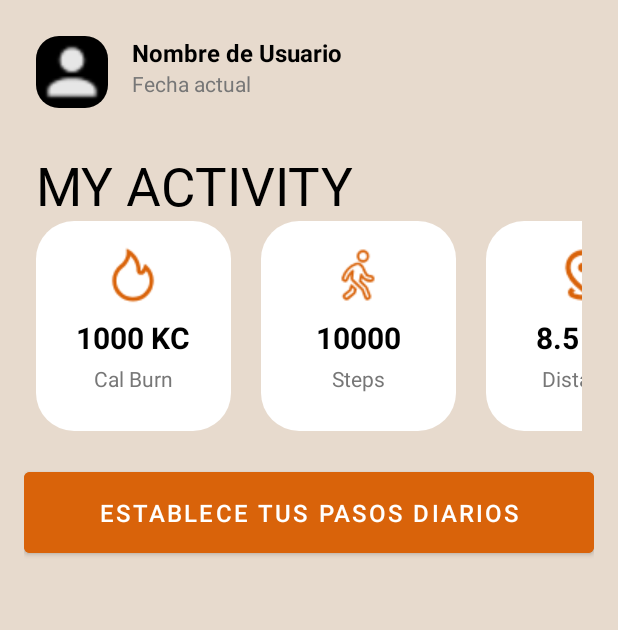
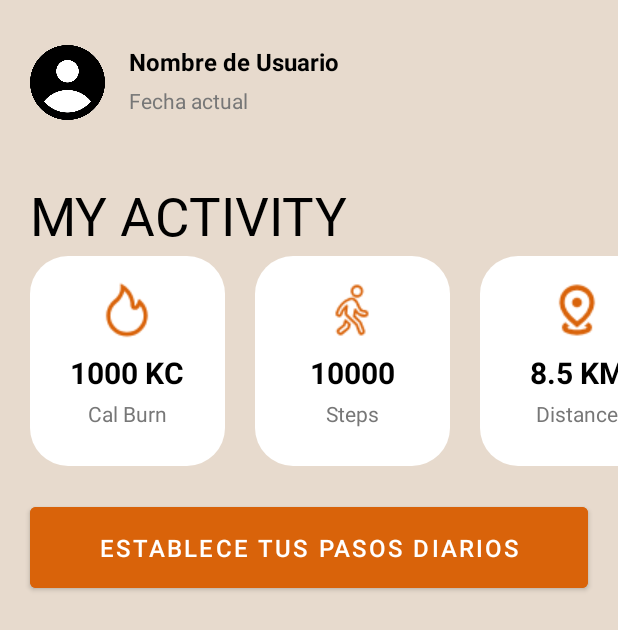
Before and after one commit to Jorge5115/GearFit-Android, an Android app: the MainActivity screen opened directly, with no data from a screen before it, on a phone screen of 412 x 824 dp. Shown: the top 630 px of the screen. Run offline under Robolectric (Android 15) with nearby library versions, the phone set to English and light mode, and no system bars; 1 statement that could not run was skipped.

```diff
--- a/app/src/main/java/com/example/gearfit_android/MainActivity.java
+++ b/app/src/main/java/com/example/gearfit_android/MainActivity.java
@@ -14,6 +14,10 @@ import android.widget.TextView;
 import android.widget.Toast;
 
 import androidx.appcompat.app.AppCompatActivity;
+
+import java.text.SimpleDateFormat;
+import java.util.Date;
+import java.util.Locale;
 
 public class MainActivity extends AppCompatActivity implements SensorEventListener {
 
@@ -33,7 +37,6 @@ public class MainActivity extends AppCompatActivity implements SensorEventListen
     // Componentes para el encabezado
     private TextView usernameTextView; // Muestra el nombre del usuario
     private TextView currentDateTextView; // Muestra la fecha actual
-    private ImageView userIcon; // Ícono del usuario
 
     @Override
     protected void onCreate(Bundle savedInstanceState) {
@@ -44,15 +47,6 @@ public class MainActivity extends AppCompatActivity implements SensorEventListen
         // Obtener los datos del intent
         userId = getIntent().getIntExtra("userId", -1);
         String username = getIntent().getStringExtra("username");
-
-        if (userId == -1 || username == null) {
-            Toast.makeText(this, "Error: Usuario no válido", Toast.LENGTH_SHORT).show();
-            finish();
-            return;
-        }
-
-        Toast.makeText(this, "Bienvenido " + username, Toast.LENGTH_SHORT).show();
-        Log.d(TAG, "Usuario logueado - userId: " + userId + ", username: " + username);
 
         // Inicializar componentes
         sensorManager = (SensorManager) getSystemService(SENSOR_SERVICE);
@@ -75,7 +69,7 @@ public class MainActivity extends AppCompatActivity implements SensorEventListen
 
         // Configurar el nombre de usuario y la fecha
         usernameTextView.setText(username);
-        currentDateTextView.setText(currentDate);
+        currentDateTextView.setText(getCurrentFormattedDate());
 
         // Cargar el valor inicial de pasos desde SharedPreferences
         initialStepCount = getInitialStepCount(userId);
@@ -93,6 +87,12 @@ public class MainActivity extends AppCompatActivity implements SensorEventListen
     private void setupUI() {
         getWindow().setStatusBarColor(Color.parseColor("#000000"));
         getSupportActionBar().hide();
+    }
+
+    // Método para obtener la fecha actual formateada
+    private String getCurrentFormattedDate() {
+        SimpleDateFormat sdf = new SimpleDateFormat("MMMM, dd 'of' yyyy", Locale.ENGLISH);
+        return sdf.format(new Date());
     }
 
     @Override
--- a/app/src/main/res/drawable/rounded_icon.xml
+++ b/app/src/main/res/drawable/rounded_icon.xml
@@ -1,6 +1,6 @@
 <?xml version="1.0" encoding="utf-8"?>
 <shape xmlns:android="http://schemas.android.com/apk/res/android">
-    <corners android:radius="15dp" /> <!-- Radio de las esquinas -->
-    <solid android:color="#000000" />
+    <corners android:radius="100dp" /> <!-- Radio de las esquinas -->
+    <solid android:color="#FFFFFF" />
 
 </shape>
--- a/app/src/main/res/layout/activity_main.xml
+++ b/app/src/main/res/layout/activity_main.xml
@@ -2,26 +2,26 @@
 <RelativeLayout xmlns:android="http://schemas.android.com/apk/res/android"
     android:layout_width="match_parent"
     android:layout_height="match_parent"
-    android:background="@color/lightBrown"
-    android:padding="16dp">
+    android:background="@color/lightBrown">
 
     <RelativeLayout
         android:id="@+id/headerLayout"
         android:layout_width="match_parent"
         android:layout_height="wrap_content"
+        android:layout_marginTop="10dp"
         android:layout_alignParentTop="true"
         android:background="@color/lightBrown"
-        android:padding="8dp">
+        android:padding="20dp">
 
         <ImageView
             android:id="@+id/userIcon"
-            android:layout_width="48dp"
-            android:layout_height="48dp"
+            android:layout_width="50dp"
+            android:layout_height="50dp"
             android:layout_alignParentStart="true"
             android:layout_marginEnd="16dp"
             android:contentDescription="Icono de usuario"
             android:background="@drawable/rounded_icon"
-            android:src="@drawable/icon_user" />
+            android:src="@drawable/icon_person" />
 
         <LinearLayout
             android:id="@+id/userInfo"
@@ -43,6 +43,7 @@
                 android:id="@+id/currentDateTextView"
                 android:layout_width="wrap_content"
                 android:layout_height="wrap_content"
+                android:layout_marginTop="5dp"
                 android:text="Fecha actual"
                 android:textColor="#777777"
                 android:textSize="14sp" />
@@ -55,20 +56,21 @@
         android:layout_height="wrap_content"
         android:layout_marginTop="20dp"
         android:text="MY ACTIVITY"
-        android:layout_marginLeft="8dp"
+        android:layout_marginLeft="20dp"
         android:fontFamily="@font/montserrat_bold"
         android:layout_below="@id/headerLayout"
         android:textColor="@color/black"
         android:textSize="35sp"/>
 
     <!-- Horizontal ScrollView para las tarjetas -->
+
     <HorizontalScrollView
         android:id="@+id/cardsScrollView"
-        android:layout_width="395dp"
+        android:layout_width="match_parent"
         android:layout_height="141dp"
+
         android:layout_below="@id/activityText"
-        android:paddingStart="8dp"
-        android:paddingEnd="8dp"
+        android:layout_marginTop="3dp"
         android:scrollbars="none">
 
         <LinearLayout
@@ -76,7 +78,9 @@
             android:layout_width="wrap_content"
             android:layout_height="wrap_content"
             android:orientation="horizontal"
-            android:paddingEnd="8dp">
+
+            android:paddingStart="20dp"
+            android:paddingEnd="20dp">
 
             <!-- Tarjeta de calorías -->
             <LinearLayout
@@ -207,6 +211,8 @@
         android:layout_marginTop="20dp"
         android:text="Establece tus pasos diarios"
         android:backgroundTint="@color/orange"
+        android:layout_marginLeft="20dp"
+        android:layout_marginRight="20dp"
         android:textColor="#FFFFFF"
         android:padding="16dp"
         android:textSize="16sp" />
```
Also changed, not shown: app/src/main/res/drawable/icon_person.png (added).
